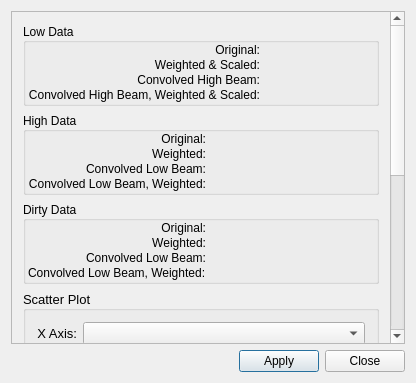
Above: code/guitools/Feather/PreferencesColor.ui from radio-astro/casa before the change. Below: the same form after it.
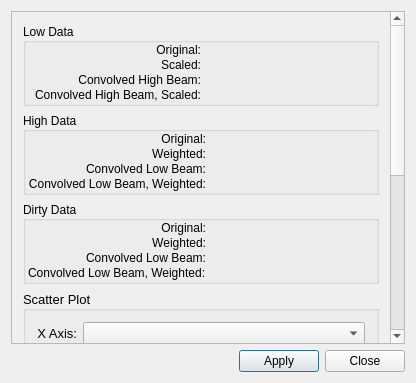
That is the form after the change.

```diff
--- a/code/guitools/Feather/PreferencesColor.ui
+++ b/code/guitools/Feather/PreferencesColor.ui
@@ -78,7 +78,7 @@
           <item row="1" column="0">
            <widget class="QLabel" name="label_5">
             <property name="text">
-             <string>Weighted &amp; Scaled:</string>
+             <string>Scaled:</string>
             </property>
             <property name="alignment">
              <set>Qt::AlignRight|Qt::AlignTrailing|Qt::AlignVCenter</set>
@@ -104,7 +104,7 @@
           <item row="3" column="0">
            <widget class="QLabel" name="label_9">
             <property name="text">
-             <string>Convolved High Beam, Weighted &amp; Scaled:</string>
+             <string>Convolved High Beam, Scaled:</string>
             </property>
             <property name="alignment">
              <set>Qt::AlignRight|Qt::AlignTrailing|Qt::AlignVCenter</set>
```
